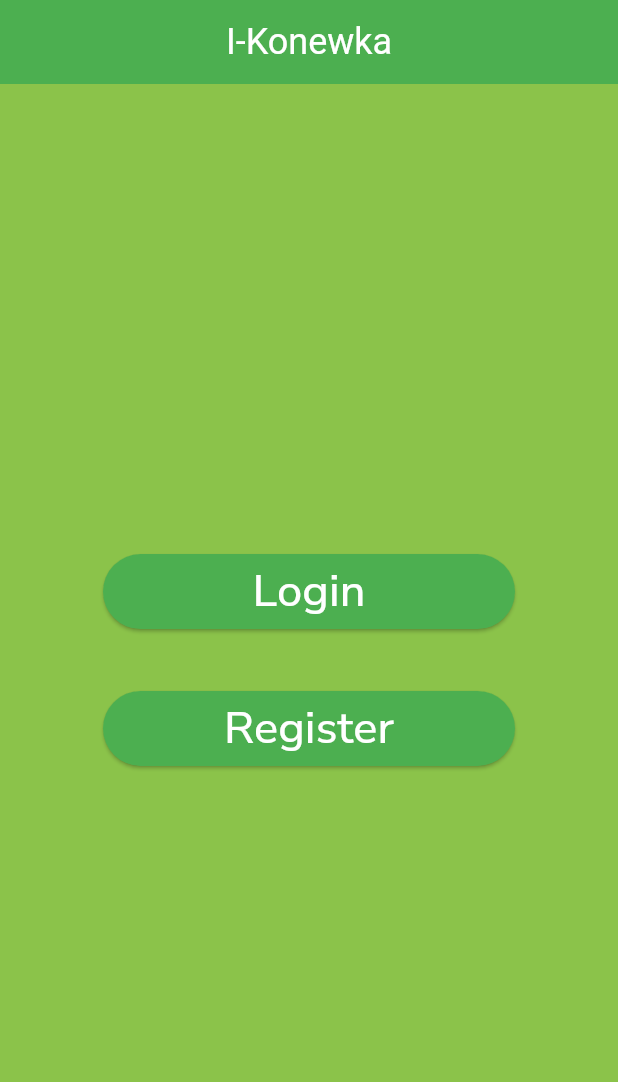
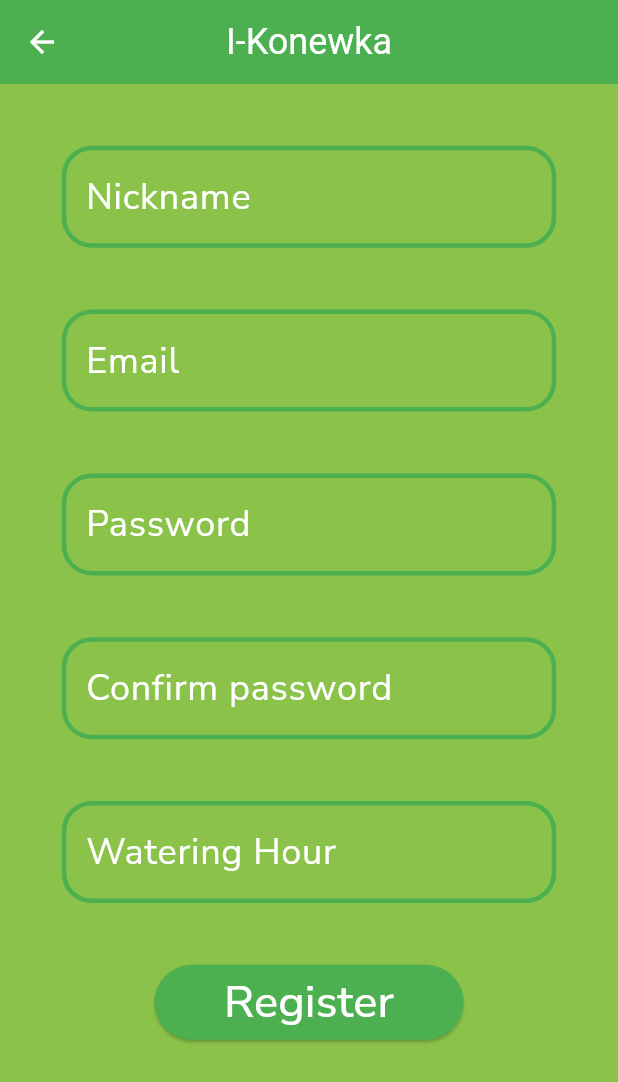
Before and after one commit to kowaleuro/i-konewka-Frontend, a Flutter app: the screen it shows after launch, after a tap on "Register", on a phone screen of 412 x 824 dp. Shown: the top 1082 px of the screen. Run offline on Flutter 3.47's test engine with Material 3 defaults, Android fonts, the phone set to English and light mode, and no system bars; our stand-ins replace google_fonts.

Commit message:
homeScreen Front

```diff
--- a/lib/App.dart
+++ b/lib/App.dart
@@ -1,6 +1,9 @@
 import 'package:flutter/material.dart';
 import 'package:i_konewka_app/main.dart';
+import 'package:i_konewka_app/screens/AddPlantScreen.dart';
+import 'package:i_konewka_app/screens/HomeScreen.dart';
 import 'package:i_konewka_app/screens/LoginScreen.dart';
+import 'package:i_konewka_app/screens/RegisterScreen.dart';
 import 'package:i_konewka_app/screens/StartScreen.dart';
 import 'package:i_konewka_app/AppTheme.dart';
 import 'package:i_konewka_app/screens/elements/Bar.dart';
@@ -16,7 +19,7 @@ class App extends StatelessWidget {
       title: title,
       theme: AppTheme.theme,
       home: Scaffold(
-        appBar: Bar(title: title,),
+        appBar: const Bar(),
         body: StartScreen(title: title,),
       ),
       navigatorKey: navigatorKey,
@@ -25,6 +28,12 @@ class App extends StatelessWidget {
              StartScreen(title: title),
         LoginScreen.routeName: (context) =>
             const LoginScreen(),
+        HomeScreen.routeName: (context) =>
+            const HomeScreen(),
+        RegisterScreen.routeName: (context) =>
+            const RegisterScreen(),
+        AddPlantScreen.routeName: (context) =>
+            const AddPlantScreen(),
       }
     );
   }
--- /dev/null
+++ b/lib/screens/RegisterScreen.dart
@@ -0,0 +1,124 @@
+import 'package:flutter/material.dart';
+import 'package:i_konewka_app/screens/HomeScreen.dart';
+import 'package:i_konewka_app/screens/elements/CustomButton.dart';
+import 'package:i_konewka_app/screens/elements/CustomTextFormField.dart';
+
+import '../main.dart';
+import 'elements/Bar.dart';
+
+class RegisterScreen extends StatefulWidget {
+
+  const RegisterScreen({super.key});
+
+  static const routeName = '/RegisterScreen';
+
+  @override
+  State<StatefulWidget> createState() {
+    return _RegisterScreen();
+  }
+}
+
+class _RegisterScreen extends State<RegisterScreen>{
+
+  final _formRegisterKey = GlobalKey<FormState>();
+  late String _nick = '';
+  late String _email = '';
+  late String _password = '';
+  late String _confirmPassword = '';
+  late String _wateringHour = '';
+
+  @override
+  Widget build(BuildContext context) {
+
+    Size size = MediaQuery.of(context).size;
+
+    return Scaffold(
+        appBar: const Bar(),
+        body: SingleChildScrollView(
+          child: Padding(
+            padding: EdgeInsets.only(top: size.height/20),
+            child: Center(
+              child: Form(
+                key: _formRegisterKey,
+                child: Column(
+                  children: <Widget>[
+                    CustomTextFormField(
+                        label: 'Nickname',
+                        hintText: 'Provide nickname',
+                        keyboardType: TextInputType.text,
+                        validator: (val){
+                          if (val!.isEmpty){
+                            return 'Nickname is empty!';
+                          }
+                          return null;
+                        },
+                        onChanged: (val){
+                          _nick = val;
+                        }),
+                    CustomTextFormField(
+                        label: 'Email',
+                        hintText: 'Provide email address',
+                        keyboardType: TextInputType.text,
+                        validator: (val){
+                          if (val!.isEmpty){
+                            return 'Email is empty!';
+                          }
+                          return null;
+                        },
+                        onChanged: (val){
+                          _email = val;
+                        }),
+                    CustomTextFormField(
+                        label: 'Password',
+                        hintText: 'Provide password',
+                        keyboardType: TextInputType.text,
+                        validator: (val){
+                          if (val!.isEmpty){
+                            return 'Password is empty!';
+                          }
+                          return null;
+                        },
+                        onChanged: (val){
+                          _password = val;
+                        }),
+                    CustomTextFormField(
+                        label: 'Confirm password',
+                        hintText: 'Provide password',
+                        keyboardType: TextInputType.text,
+                        validator: (val){
+                          if (val!.isEmpty){
+                            return 'Password is empty!';
+                          }
+                          return null;
+                        },
+                        onChanged: (val){
+                          _confirmPassword = val;
+                        }),
+                    CustomTextFormField(
+                        label: 'Watering Hour',
+                        hintText: 'Provide your preferred watering hour',
+                        keyboardType: TextInputType.text,
+                        validator: (val){
+                          return null;
+                        },
+                        onChanged: (val){
+                          _wateringHour = val;
+                        }),
+                    CustomButton(
+                        onPressed: () {
+                          if (_formRegisterKey.currentState!.validate()) {navigatorKey.currentState?.pushNamed(HomeScreen.routeName);}
+                        },
+                        height: 50,
+                        width: size.width/2,
+                        fontSize: 30,
+                        textButton: 'Register'
+                    ),
+                  ],
+                ),
+              ),
+            ),
+          ),
+        )
+    );
+  }
+}
--- a/lib/screens/StartScreen.dart
+++ b/lib/screens/StartScreen.dart
@@ -1,5 +1,6 @@
 import 'package:flutter/material.dart';
 import 'package:i_konewka_app/screens/LoginScreen.dart';
+import 'package:i_konewka_app/screens/RegisterScreen.dart';
 import 'package:i_konewka_app/screens/elements/CustomButton.dart';
 
 import '../main.dart';
@@ -22,7 +23,7 @@ class StartScreen extends StatelessWidget {
           runSpacing: size.width*0.10,
           children:[
             CustomButton(fontSize: 30,height: 50,width: size.width/1.5,onPressed: (){navigatorKey.currentState?.pushNamed(LoginScreen.routeName);} ,textButton: 'Login'),
-            CustomButton(fontSize: 30,height: 50,width: size.width/1.5,onPressed: (){} ,textButton: 'Register',),
+            CustomButton(fontSize: 30,height: 50,width: size.width/1.5,onPressed: (){navigatorKey.currentState?.pushNamed(RegisterScreen.routeName);} ,textButton: 'Register',),
           ],
         )
       );
--- a/lib/screens/elements/Bar.dart
+++ b/lib/screens/elements/Bar.dart
@@ -1,14 +1,13 @@
 import 'package:flutter/material.dart';
 
 class Bar extends StatelessWidget implements PreferredSizeWidget{
-  const Bar({super.key, required this.title});
+  const Bar({super.key});
 
-  final String title;
 
   @override
   Widget build(BuildContext context) {
     return AppBar(
-      title: Text(title),
+      title: const Text('I-Konewka'),
       centerTitle: true,
     );
   }
--- a/lib/screens/elements/CustomTextFormField.dart
+++ b/lib/screens/elements/CustomTextFormField.dart
@@ -8,7 +8,7 @@ class CustomTextFormField extends StatefulWidget {
   final Function(String)? onChanged;
   final String? Function(String?)? validator;
 
-  CustomTextFormField({
+  const CustomTextFormField({super.key,
     required this.label,
     required this.hintText,
     this.keyboardType = TextInputType.text,
@@ -42,12 +42,16 @@ class _CustomTextFormFieldState extends State<CustomTextFormField> {
           labelStyle: const TextStyle(color: Colors.white),
           hintText: widget.hintText,
           hintStyle: const TextStyle(color: Colors.white54),
-          border: const OutlineInputBorder(),
-          enabledBorder: const OutlineInputBorder(
-            borderSide: BorderSide(color: Colors.green,width: 3.0)
+          border: OutlineInputBorder(
+            borderRadius: BorderRadius.circular(20.0),
           ),
-          focusedBorder: const OutlineInputBorder(
-            borderSide: BorderSide(color: Colors.green,width: 3.0)
+          enabledBorder: OutlineInputBorder(
+            borderRadius: BorderRadius.circular(20.0),
+            borderSide: const BorderSide(color: Colors.green,width: 3.0)
+          ),
+          focusedBorder: OutlineInputBorder(
+            borderRadius: BorderRadius.circular(20.0),
+            borderSide: const BorderSide(color: Colors.green,width: 3.0)
           )
         ),
         style: const TextStyle(color: Colors.white),
--- a/pubspec.yaml
+++ b/pubspec.yaml
@@ -58,6 +58,8 @@ flutter:
   # included with your application, so that you can use the icons in
   # the material Icons class.
   uses-material-design: true
+  assets:
+    - assets/images/
 
   # To add assets to your application, add an assets section, like this:
   # assets:
```
Also changed, not shown: lib/screens/AddPlantScreen.dart (added, +73 -0 lines), lib/screens/HomeScreen.dart (+19 -22 lines), lib/screens/LoginScreen.dart (+10 -5 lines), lib/screens/elements/CustomToggleButton.dart (added, +71 -0 lines), lib/screens/elements/PlantContainer.dart (added, +66 -0 lines), lib/screens/elements/PlantImage.dart (added, +30 -0 lines), assets/images/plant.jpg (added), pubspec.lock.
